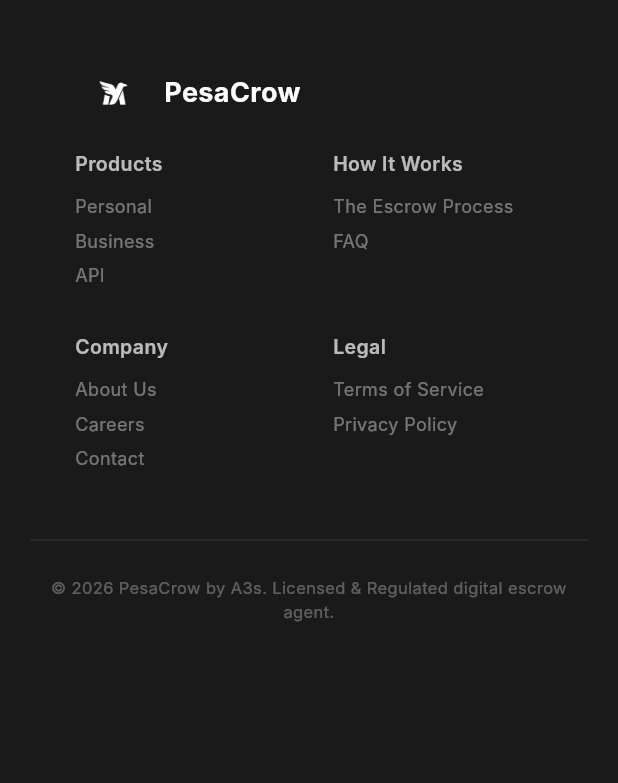
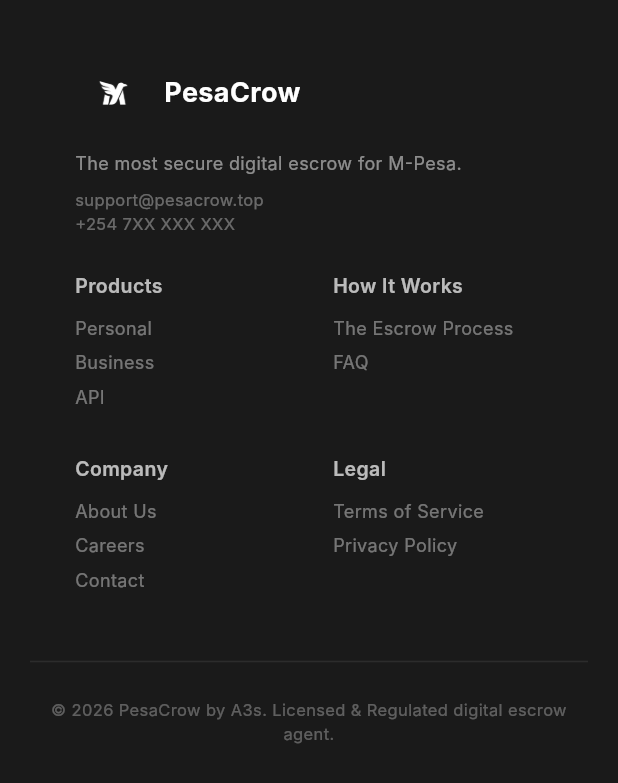
Before and after one commit to HovSaintBrandon/pesacrow-webApp, a Flutter app: the FooterSection widget shown alone on an empty page, opened directly, on a phone screen of 412 x 824 dp. Shown: the top 783 px of the screen. Run offline on Flutter 3.47's test engine with Material 3 defaults, Android fonts, the phone set to English and light mode, and no system bars; Roboto replaces fonts that are missing (Inter).

Commit message:
added a support mail at the footer

```diff
--- a/lib/sections/footer_section.dart
+++ b/lib/sections/footer_section.dart
@@ -105,6 +105,16 @@
                     ],
                   ),
                   const SizedBox(height: 24),
+                  Text(
+                    'The most secure digital escrow for M-Pesa.',
+                    style: TextStyle(color: Colors.white.withOpacity(0.5), fontSize: 12),
+                  ),
+                  const SizedBox(height: 8),
+                  Text(
+                    'support@pesacrow.top\n+254 7XX XXX XXX',
+                    style: TextStyle(color: Colors.white.withOpacity(0.35), fontSize: 11),
+                  ),
+                  const SizedBox(height: 24),
                   Wrap(
                     spacing: 32,
                     runSpacing: 24,
```
Also changed, not shown: 1 other file.
